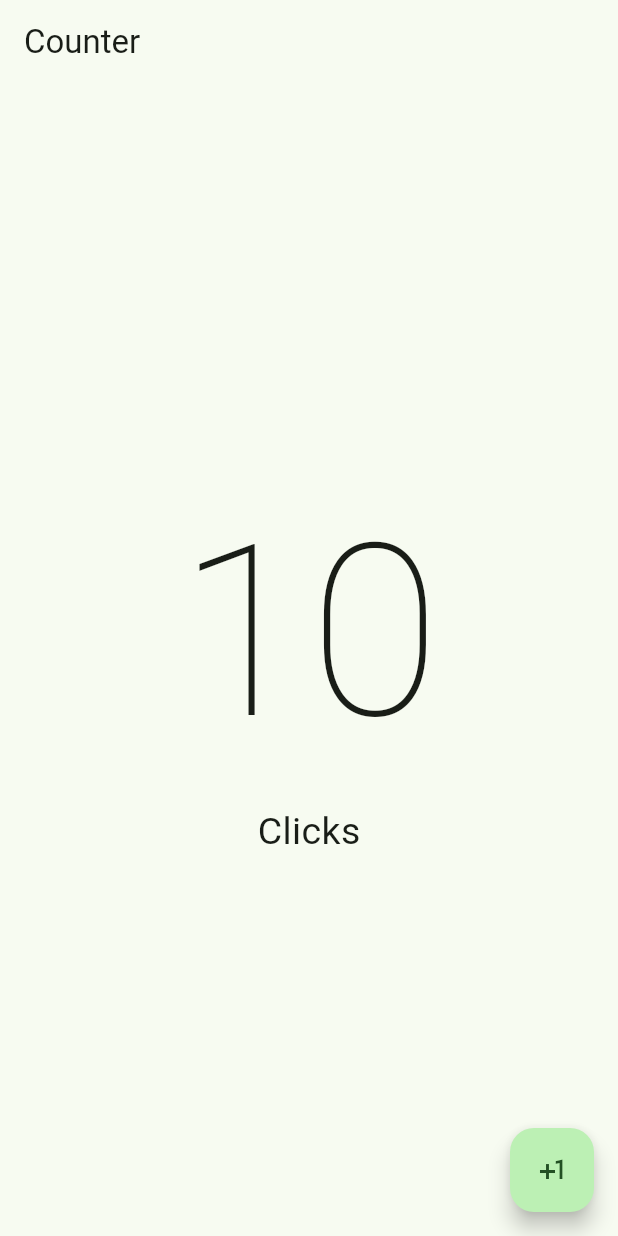
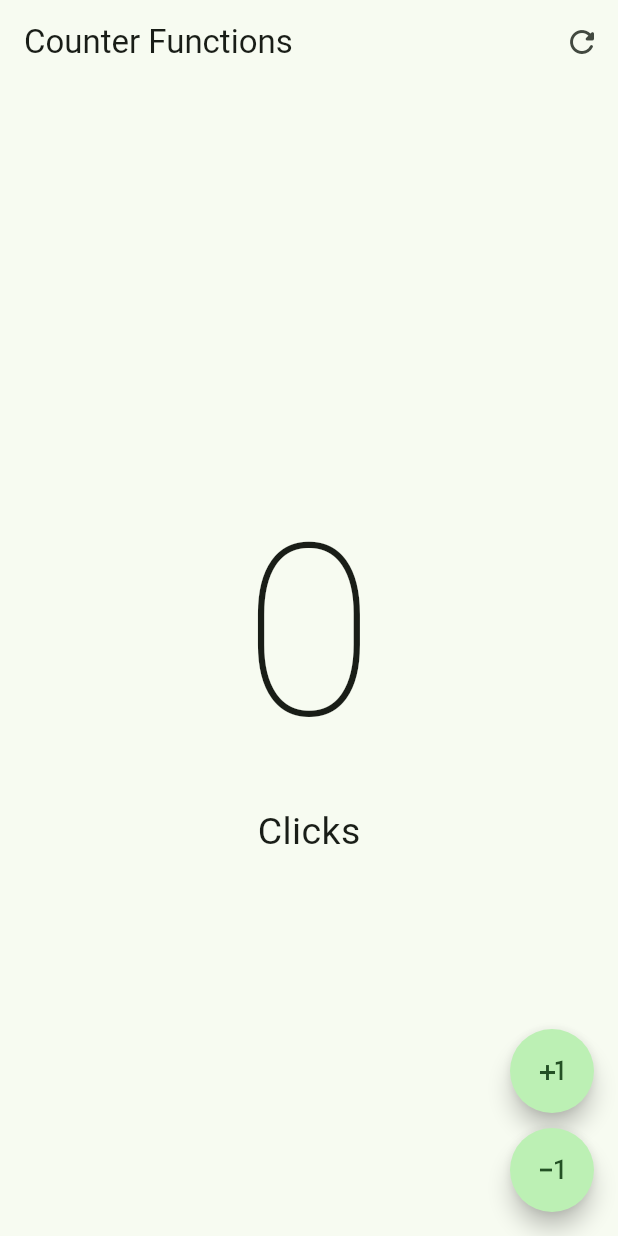
Before and after one commit to Dieg0Code/Flutter, a Flutter app: the screen it shows after launch, on a phone screen of 412 x 824 dp. Run offline on Flutter 3.47's test engine with Material 2 defaults, Android fonts, the phone set to English and light mode, and no system bars.

```diff
--- a/Flutter/hello_world_app/lib/main.dart
+++ b/Flutter/hello_world_app/lib/main.dart
@@ -1,5 +1,6 @@
 import 'package:flutter/material.dart';
-import 'package:hello_world_app/presentation/screens/counter/counter_screen.dart';
+import 'package:hello_world_app/presentation/screens/counter/counter_functions_screen.dart';
+// import 'package:hello_world_app/presentation/screens/counter/counter_screen.dart';
 
 void main() {
   runApp(const MyApp());
@@ -16,7 +17,7 @@ class MyApp extends StatelessWidget {
         useMaterial3: true,
         colorSchemeSeed: Colors.green,
       ),
-      home: const CounterScreen(),
+      home: const CounterFunctionsScreen(),
     );
   }
 }
--- /dev/null
+++ b/Flutter/hello_world_app/lib/presentation/screens/counter/counter_functions_screen.dart
@@ -0,0 +1,72 @@
+import 'package:flutter/material.dart';
+
+class CounterFunctionsScreen extends StatefulWidget {
+  const CounterFunctionsScreen({super.key});
+
+  @override
+  State<CounterFunctionsScreen> createState() => _CounterFunctionsScreenState();
+}
+
+class _CounterFunctionsScreenState extends State<CounterFunctionsScreen> {
+  int clickCounter = 0;
+
+  @override
+  Widget build(BuildContext context) {
+    return Scaffold(
+      appBar: AppBar(
+        title: const Text('Counter Functions'),
+        actions: [
+          IconButton(
+              onPressed: () {
+                setState(() {
+                  clickCounter = 0;
+                });
+              },
+              icon: const Icon(Icons.refresh_rounded))
+        ],
+      ),
+      body: Center(
+        child: Column(
+          mainAxisAlignment: MainAxisAlignment.center,
+          children: [
+            Text(
+              '$clickCounter',
+              style:
+                  const TextStyle(fontSize: 160, fontWeight: FontWeight.w100),
+            ),
+            const Text(
+              'Clicks',
+              style: TextStyle(fontSize: 25),
+            ),
+          ],
+        ),
+      ),
+      floatingActionButton: Column(
+        mainAxisAlignment: MainAxisAlignment.end,
+        children: [
+          FloatingActionButton(
+            shape: const StadiumBorder(),
+            onPressed: () {
+              setState(() {
+                clickCounter++;
+              });
+            },
+            child: const Icon(Icons.plus_one),
+          ),
+          const SizedBox(
+            height: 10,
+          ),
+          FloatingActionButton(
+            shape: const StadiumBorder(),
+            onPressed: () {
+              setState(() {
+                clickCounter--;
+              });
+            },
+            child: const Icon(Icons.exposure_minus_1_outlined),
+          ),
+        ],
+      ),
+    );
+  }
+}
```
Also changed, not shown: Flutter/hello_world_app/lib/presentation/screens/counter/counter_screen.dart (+18 -6 lines), 2 other files.
